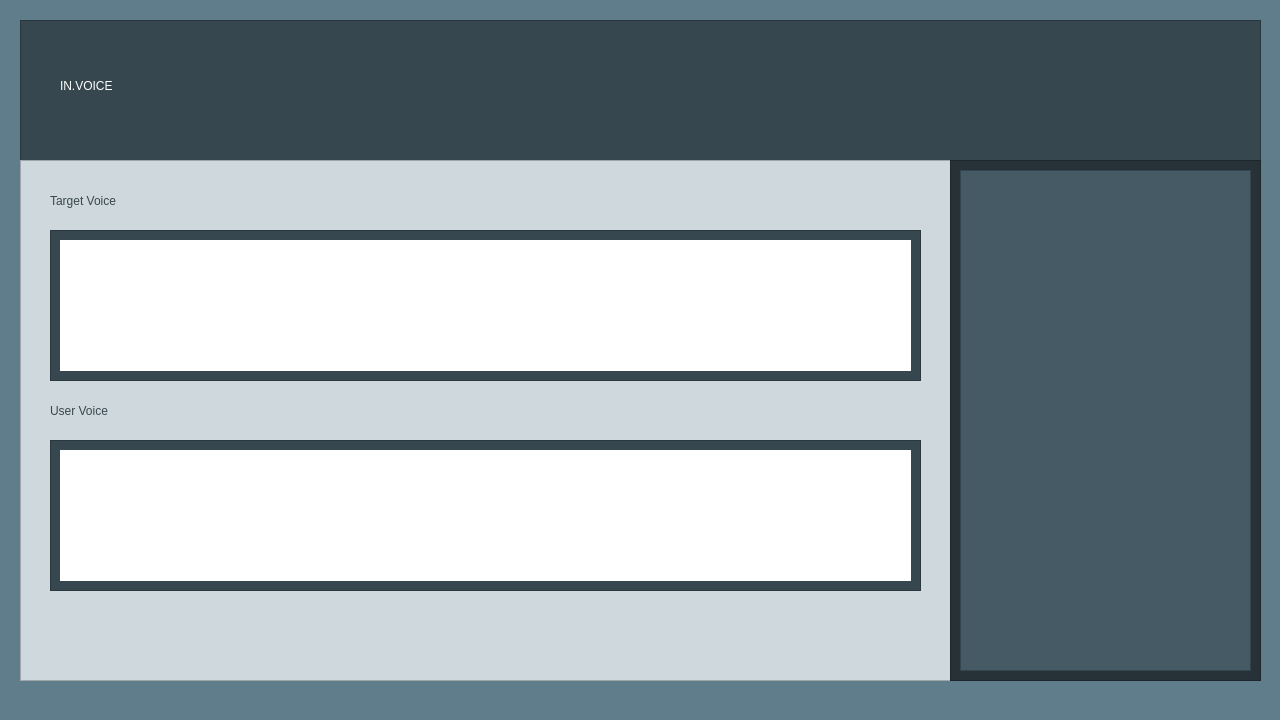
Qt form invoice.ui (colorlit/invoice) before a commit.
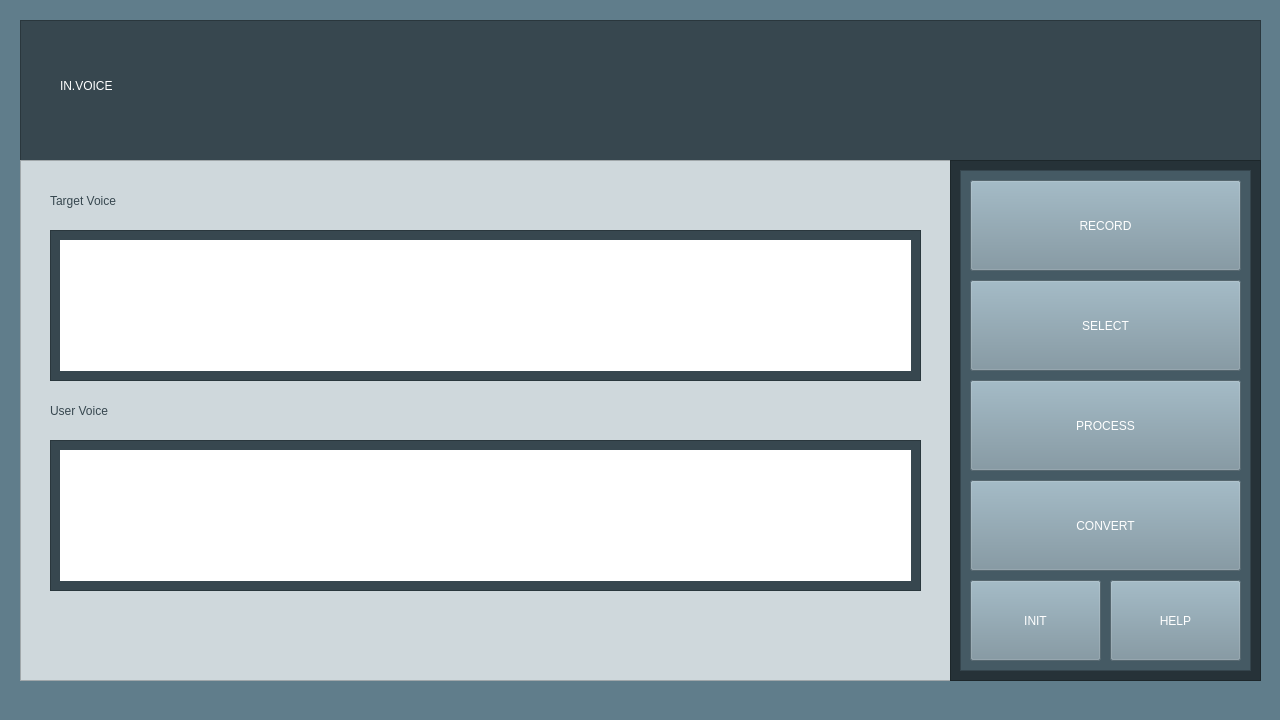
The same form after that commit.

Commit message:
Add button event handlers
Initial commit of handlers

```diff
--- a/invoice.ui
+++ b/invoice.ui
@@ -239,6 +239,114 @@
       <property name="frameShadow">
        <enum>QFrame::Raised</enum>
       </property>
+      <widget class="QPushButton" name="push_btn_record">
+       <property name="geometry">
+        <rect>
+         <x>10</x>
+         <y>10</y>
+         <width>271</width>
+         <height>91</height>
+        </rect>
+       </property>
+       <property name="styleSheet">
+        <string notr="true">background-color: rgb(120, 144, 156);
+font: 87 20pt &quot;Arial Black&quot;;
+color: rgb(255, 255, 255);</string>
+       </property>
+       <property name="text">
+        <string>RECORD</string>
+       </property>
+      </widget>
+      <widget class="QPushButton" name="push_btn_select">
+       <property name="geometry">
+        <rect>
+         <x>10</x>
+         <y>110</y>
+         <width>271</width>
+         <height>91</height>
+        </rect>
+       </property>
+       <property name="styleSheet">
+        <string notr="true">background-color: rgb(120, 144, 156);
+font: 87 20pt &quot;Arial Black&quot;;
+color: rgb(255, 255, 255);</string>
+       </property>
+       <property name="text">
+        <string>SELECT</string>
+       </property>
+      </widget>
+      <widget class="QPushButton" name="push_btn_process">
+       <property name="geometry">
+        <rect>
+         <x>10</x>
+         <y>210</y>
+         <width>271</width>
+         <height>91</height>
+        </rect>
+       </property>
+       <property name="styleSheet">
+        <string notr="true">background-color: rgb(120, 144, 156);
+font: 87 20pt &quot;Arial Black&quot;;
+color: rgb(255, 255, 255);</string>
+       </property>
+       <property name="text">
+        <string>PROCESS</string>
+       </property>
+      </widget>
+      <widget class="QPushButton" name="push_btn_convert">
+       <property name="geometry">
+        <rect>
+         <x>10</x>
+         <y>310</y>
+         <width>271</width>
+         <height>91</height>
+        </rect>
+       </property>
+       <property name="styleSheet">
+        <string notr="true">background-color: rgb(120, 144, 156);
+font: 87 20pt &quot;Arial Black&quot;;
+color: rgb(255, 255, 255);</string>
+       </property>
+       <property name="text">
+        <string>CONVERT</string>
+       </property>
+      </widget>
+      <widget class="QPushButton" name="push_btn_init">
+       <property name="geometry">
+        <rect>
+         <x>10</x>
+         <y>410</y>
+         <width>131</width>
+         <height>81</height>
+        </rect>
+       </property>
+       <property name="styleSheet">
+        <string notr="true">background-color: rgb(120, 144, 156);
+font: 87 20pt &quot;Arial Black&quot;;
+color: rgb(255, 255, 255);</string>
+       </property>
+       <property name="text">
+        <string>INIT</string>
+       </property>
+      </widget>
+      <widget class="QPushButton" name="push_btn_help">
+       <property name="geometry">
+        <rect>
+         <x>150</x>
+         <y>410</y>
+         <width>131</width>
+         <height>81</height>
+        </rect>
+       </property>
+       <property name="styleSheet">
+        <string notr="true">background-color: rgb(120, 144, 156);
+font: 87 20pt &quot;Arial Black&quot;;
+color: rgb(255, 255, 255);</string>
+       </property>
+       <property name="text">
+        <string>HELP</string>
+       </property>
+      </widget>
      </widget>
     </widget>
    </widget>
```
The commit also changes 2 other files.
